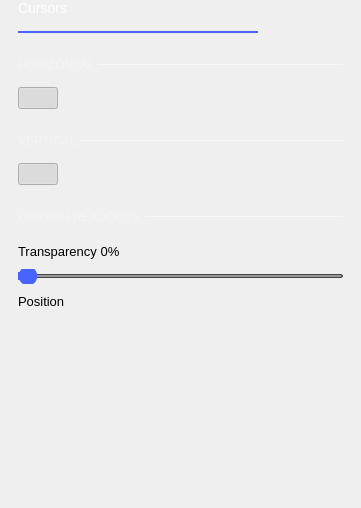
The window that ui/cursors_settings.ui (myxingchao/scopy) describes before a commit, drawn with Qt 5.
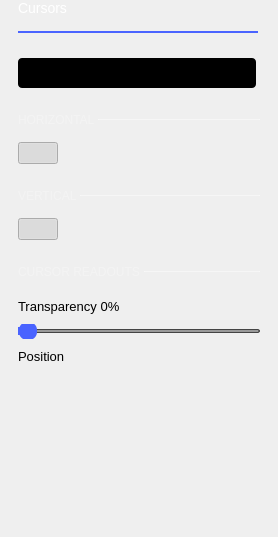
The same window after the commit. Custom widgets are drawn as their Qt base class.

Commit message: Osc: added control to enable track mode from the cursors menu

```diff
--- a/ui/cursors_settings.ui
+++ b/ui/cursors_settings.ui
@@ -6,8 +6,8 @@
    <rect>
     <x>0</x>
     <y>0</y>
-    <width>361</width>
-    <height>508</height>
+    <width>278</width>
+    <height>537</height>
    </rect>
   </property>
   <property name="windowTitle">
@@ -86,36 +86,162 @@
     </widget>
    </item>
    <item>
-    <layout class="QGridLayout" name="gridLayout">
+    <layout class="QVBoxLayout" name="verticalLayout_5">
+     <property name="spacing">
+      <number>0</number>
+     </property>
      <property name="sizeConstraint">
       <enum>QLayout::SetDefaultConstraint</enum>
      </property>
-     <property name="horizontalSpacing">
+     <item>
+      <spacer name="verticalSpacer_3">
+       <property name="orientation">
+        <enum>Qt::Vertical</enum>
+       </property>
+       <property name="sizeType">
+        <enum>QSizePolicy::Fixed</enum>
+       </property>
+       <property name="sizeHint" stdset="0">
+        <size>
+         <width>10</width>
+         <height>25</height>
+        </size>
+       </property>
+      </spacer>
+     </item>
+     <item>
+      <layout class="QVBoxLayout" name="verticalLayout_6">
+       <property name="topMargin">
       <number>0</number>
      </property>
-     <item row="1" column="1">
-      <widget class="Line" name="line_2">
+       <item>
+        <widget class="adiscope::CustomSwitch" name="btnNormalTrack">
+         <property name="enabled">
+          <bool>true</bool>
+         </property>
+         <property name="sizePolicy">
+          <sizepolicy hsizetype="Minimum" vsizetype="Fixed">
+           <horstretch>0</horstretch>
+           <verstretch>0</verstretch>
+          </sizepolicy>
+         </property>
        <property name="minimumSize">
         <size>
-         <width>0</width>
-         <height>1</height>
-        </size>
-       </property>
-       <property name="maximumSize">
-        <size>
-         <width>16777215</width>
-         <height>1</height>
+           <width>238</width>
+           <height>30</height>
         </size>
        </property>
        <property name="styleSheet">
-        <string notr="true">border: 1px solid rgba(255, 255, 255, 70);</string>
-       </property>
-       <property name="orientation">
-        <enum>Qt::Horizontal</enum>
+          <string notr="true">QPushButton {
+min-height: 30px;
+max-height: 30px;
+min-width: 238px;
+max-width: 238px;
+background-color: black;
+border-radius: 4px;
+}
+
+QPushButton:disabled {
+background-color: qlineargradient(spread:pad, x1:0.5, y1:0, x2:0.501, y2:0, stop:0 #727273, stop:1 #141416);
+}
+
+QWidget#handle {
+min-height: 30px;
+max-height: 30px;
+min-width: 119px;
+max-width: 119px;
+background-color: #4a64ff;
+border-radius: 2px;
+}
+
+QWidget#handle:disabled {
+background-color: #aaaaaa;
+}
+
+QLabel {
+margin-top: 6px;
+background-color: transparent;
+line-height: 19px;
+}
+
+QLabel#on {
+margin-top: 0px;
+min-height:30px;
+max-height:30px;
+min-width:119px;
+max-width:119px;
+qproperty-alignment: AlignCenter AlignCenter;
+margin-left: 0px;
+color: white;
+}
+
+QLabel#on:disabled {
+color: rgba(255,255,255,102);
+}
+
+QLabel#off {
+margin-top: 0px;
+min-height:30px;
+max-height:30px;
+min-width:119px;
+max-width:119px;
+margin-left: 119px;
+color: white;
+qproperty-alignment: AlignCenter AlignCenter;
+}
+
+QLabel#off:disabled {
+color: rgba(255,255,255,51);
+}
+</string>
+         </property>
+         <property name="text">
+          <string/>
+         </property>
+         <property name="checkable">
+          <bool>true</bool>
+         </property>
+         <property name="checked">
+          <bool>true</bool>
+         </property>
+         <property name="flat">
+          <bool>false</bool>
+         </property>
+         <property name="leftText" stdset="0">
+          <string>Normal</string>
+         </property>
+         <property name="rightText" stdset="0">
+          <string>Track</string>
+         </property>
+         <property name="duration_ms" stdset="0">
+          <string>0</string>
        </property>
       </widget>
      </item>
-     <item row="1" column="0">
+      </layout>
+     </item>
+     <item>
+      <spacer name="verticalSpacer_7">
+       <property name="orientation">
+        <enum>Qt::Vertical</enum>
+       </property>
+       <property name="sizeType">
+        <enum>QSizePolicy::Fixed</enum>
+       </property>
+       <property name="sizeHint" stdset="0">
+        <size>
+         <width>20</width>
+         <height>15</height>
+        </size>
+       </property>
+      </spacer>
+     </item>
+     <item>
+      <layout class="QHBoxLayout" name="horizontalLayout_4">
+       <property name="topMargin">
+        <number>10</number>
+       </property>
+       <item>
       <widget class="QLabel" name="label_2">
        <property name="sizePolicy">
         <sizepolicy hsizetype="Fixed" vsizetype="Fixed">
@@ -134,7 +260,31 @@
        </property>
       </widget>
      </item>
-     <item row="2" column="0" colspan="2">
+       <item>
+        <widget class="Line" name="line_2">
+         <property name="minimumSize">
+          <size>
+           <width>0</width>
+           <height>1</height>
+          </size>
+         </property>
+         <property name="maximumSize">
+          <size>
+           <width>16777215</width>
+           <height>1</height>
+          </size>
+         </property>
+         <property name="styleSheet">
+          <string notr="true">border: 1px solid rgba(255, 255, 255, 70);</string>
+         </property>
+         <property name="orientation">
+          <enum>Qt::Horizontal</enum>
+         </property>
+        </widget>
+       </item>
+      </layout>
+     </item>
+     <item>
       <spacer name="verticalSpacer_10">
        <property name="orientation">
         <enum>Qt::Vertical</enum>
@@ -150,43 +300,19 @@
        </property>
       </spacer>
      </item>
-     <item row="0" column="0" colspan="2">
-      <spacer name="verticalSpacer_3">
-       <property name="orientation">
-        <enum>Qt::Vertical</enum>
-       </property>
-       <property name="sizeType">
-        <enum>QSizePolicy::Fixed</enum>
-       </property>
-       <property name="sizeHint" stdset="0">
-        <size>
-         <width>0</width>
-         <height>25</height>
-        </size>
-       </property>
-      </spacer>
-     </item>
     </layout>
    </item>
    <item>
-    <layout class="QGridLayout" name="gridLayout_3">
-     <property name="verticalSpacing">
-      <number>15</number>
+    <layout class="QVBoxLayout" name="verticalLayout_3">
+     <property name="spacing">
+      <number>6</number>
      </property>
-     <item row="0" column="1">
-      <spacer name="horizontalSpacer">
-       <property name="orientation">
-        <enum>Qt::Horizontal</enum>
+     <item>
+      <layout class="QHBoxLayout" name="horizontalLayout">
+       <property name="topMargin">
+        <number>0</number>
        </property>
-       <property name="sizeHint" stdset="0">
-        <size>
-         <width>40</width>
-         <height>20</height>
-        </size>
-       </property>
-      </spacer>
-     </item>
-     <item row="0" column="0">
+       <item>
       <widget class="adiscope::CustomSwitch" name="hCursorsEnable">
        <property name="checkable">
         <bool>true</bool>
@@ -196,6 +322,21 @@
        </property>
       </widget>
      </item>
+       <item>
+        <spacer name="horizontalSpacer">
+         <property name="orientation">
+          <enum>Qt::Horizontal</enum>
+         </property>
+         <property name="sizeHint" stdset="0">
+          <size>
+           <width>40</width>
+           <height>20</height>
+          </size>
+         </property>
+        </spacer>
+       </item>
+      </layout>
+     </item>
     </layout>
    </item>
    <item>
@@ -279,14 +420,16 @@
     </layout>
    </item>
    <item>
-    <layout class="QGridLayout" name="gridLayout_4">
-     <property name="horizontalSpacing">
-      <number>6</number>
+    <layout class="QVBoxLayout" name="verticalLayout_4">
+     <property name="spacing">
+      <number>10</number>
      </property>
-     <property name="verticalSpacing">
-      <number>15</number>
-     </property>
-     <item row="0" column="0">
+     <item>
+      <layout class="QHBoxLayout" name="horizontalLayout_2">
+       <property name="topMargin">
+        <number>0</number>
+       </property>
+       <item>
       <widget class="adiscope::CustomSwitch" name="vCursorsEnable">
        <property name="checkable">
         <bool>true</bool>
@@ -296,7 +439,7 @@
        </property>
       </widget>
      </item>
-     <item row="0" column="1">
+       <item>
       <spacer name="horizontalSpacer_2">
        <property name="orientation">
         <enum>Qt::Horizontal</enum>
@@ -311,6 +454,8 @@
      </item>
     </layout>
    </item>
+    </layout>
+   </item>
    <item>
     <layout class="QVBoxLayout" name="verticalLayout_2">
      <property name="leftMargin">
@@ -535,19 +680,6 @@
           </property>
          </widget>
         </item>
-        <item>
-         <spacer name="horizontalSpacer_3">
-          <property name="orientation">
-           <enum>Qt::Horizontal</enum>
-          </property>
-          <property name="sizeHint" stdset="0">
-           <size>
-            <width>40</width>
-            <height>20</height>
-           </size>
-          </property>
-         </spacer>
-        </item>
        </layout>
       </item>
      </layout>
```
Left out of the diff: 44 changed lines with no effect on the pictures. Lines whose indentation alone changed are shown as unchanged. The commit also changes 2 other files.
